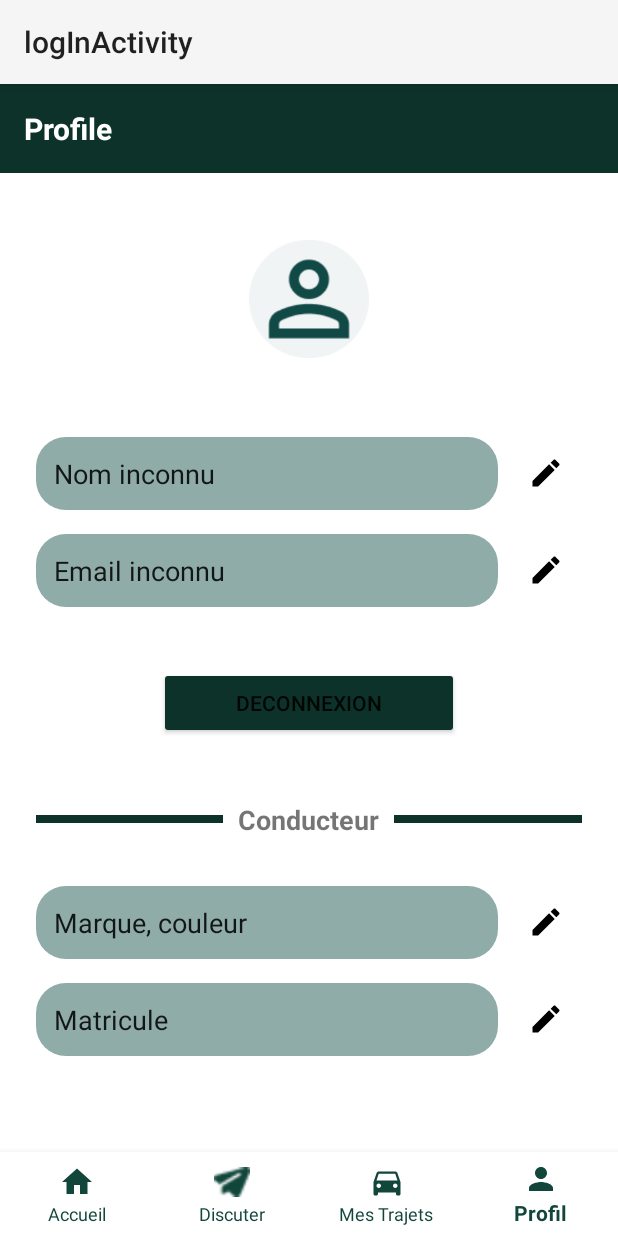
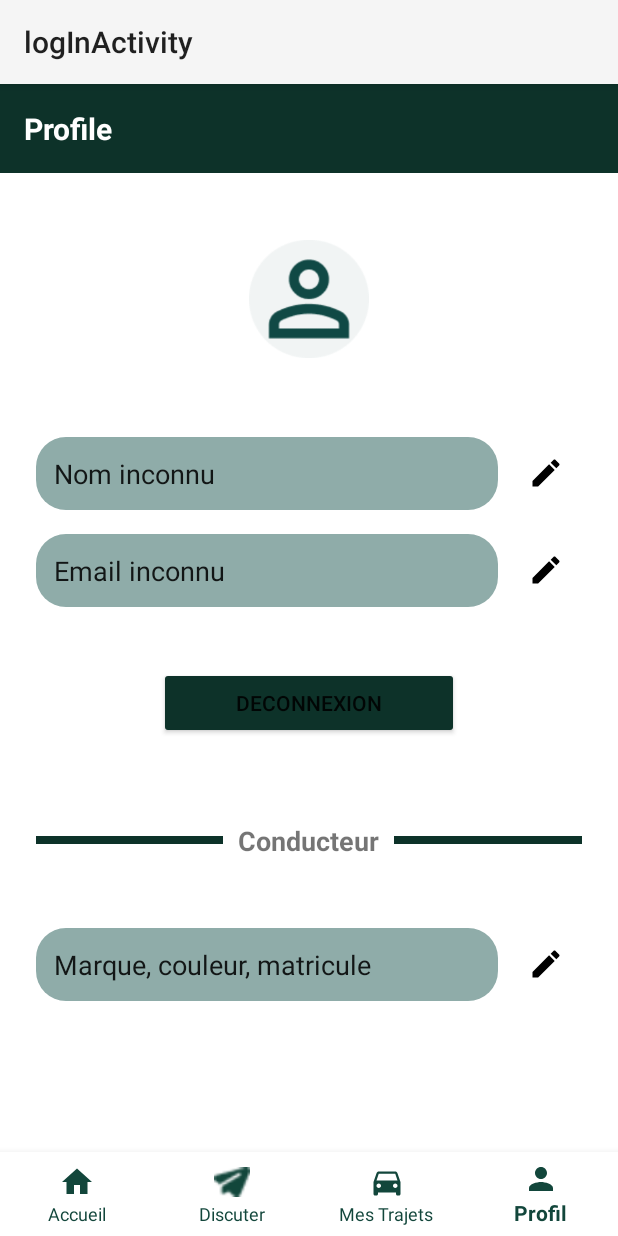
Before and after one commit to henoc97/carpooling, an Android app: the ProfileFragment screen opened through its navigation route, on a phone screen of 412 x 824 dp. Run offline under Robolectric (Android 15) with nearby library versions, the phone set to English and light mode, and no system bars; our stand-ins replace Firebase (no records; nobody signed in at launch, a user with empty details on screens opened directly), navigation-ui; 4 statements that could not run were skipped.

Commit message:
Derniere modifications

```diff
--- a/app/src/main/java/tg/ulcrsandroid/carpooling/presentation/fragments/ProfileFragment.kt
+++ b/app/src/main/java/tg/ulcrsandroid/carpooling/presentation/fragments/ProfileFragment.kt
@@ -114,20 +114,8 @@ class ProfileFragment : Fragment() {
         }
 
         //Modifiaction des infos sur la voiture
-
-
         btnMarque.setOnClickListener {
             val newMarque = marqueInput.text.toString().trim()
-
-            if (newMarque == ancienMarque) {
-                Toast.makeText(requireContext(), "Aucune modification détectée", Toast.LENGTH_SHORT).show()
-            } else {
-
-
-                Toast.makeText(requireContext(), "Email mis à jour avec succès !", Toast.LENGTH_SHORT).show()
-            }
-
-
         }
 
         return view
--- a/app/src/main/res/layout/fragment_profile.xml
+++ b/app/src/main/res/layout/fragment_profile.xml
@@ -103,7 +103,7 @@
             android:layout_width="200dp"
             android:layout_height="wrap_content"
             android:layout_marginTop="40dp"
-            android:layout_marginBottom="26dp"
+            android:layout_marginBottom="40dp"
             android:backgroundTint="@color/dark_green"
             android:text="Deconnexion" />
 
@@ -144,7 +144,7 @@
         <LinearLayout
             android:layout_width="match_parent"
             android:layout_height="wrap_content"
-            android:layout_marginTop="16dp"
+            android:layout_marginTop="30dp"
             android:layout_marginBottom="16dp"
             android:orientation="horizontal">
 
@@ -155,7 +155,7 @@
                 android:layout_weight="1"
                 android:background="@drawable/rounded_corner"
                 android:padding="12dp"
-                android:text="Marque, couleur" />
+                android:text="Marque, couleur, matricule" />
 
             <ImageButton
                 android:id="@+id/btnMarque"
@@ -166,29 +166,5 @@
                 android:padding="12dp"
                 android:src="@drawable/ic_modification" />
         </LinearLayout>
-        <LinearLayout
-            android:layout_width="match_parent"
-            android:layout_height="wrap_content"
-            android:layout_marginBottom="16dp"
-            android:orientation="horizontal">
-
-            <EditText
-                android:id="@+id/matInput"
-                android:layout_width="0dp"
-                android:layout_height="wrap_content"
-                android:layout_weight="1"
-                android:background="@drawable/rounded_corner"
-                android:padding="12dp"
-                android:text="Matricule" />
-
-            <ImageButton
-                android:id="@+id/btnMatricule"
-                android:layout_width="48dp"
-                android:layout_height="48dp"
-                android:layout_marginStart="8dp"
-                android:background="?attr/selectableItemBackgroundBorderless"
-                android:padding="12dp"
-                android:src="@drawable/ic_modification" />
-        </LinearLayout>
     </LinearLayout>
 </LinearLayout>
--- a/app/src/main/res/layout/item_passenger.xml
+++ b/app/src/main/res/layout/item_passenger.xml
@@ -5,7 +5,7 @@
     android:layout_width="match_parent"
     android:layout_height="wrap_content"
     android:layout_marginBottom="8dp"
-    app:cardCornerRadius="12dp"
+    app:cardCornerRadius="16dp"
     app:cardElevation="2dp">
 
     <LinearLayout
```
